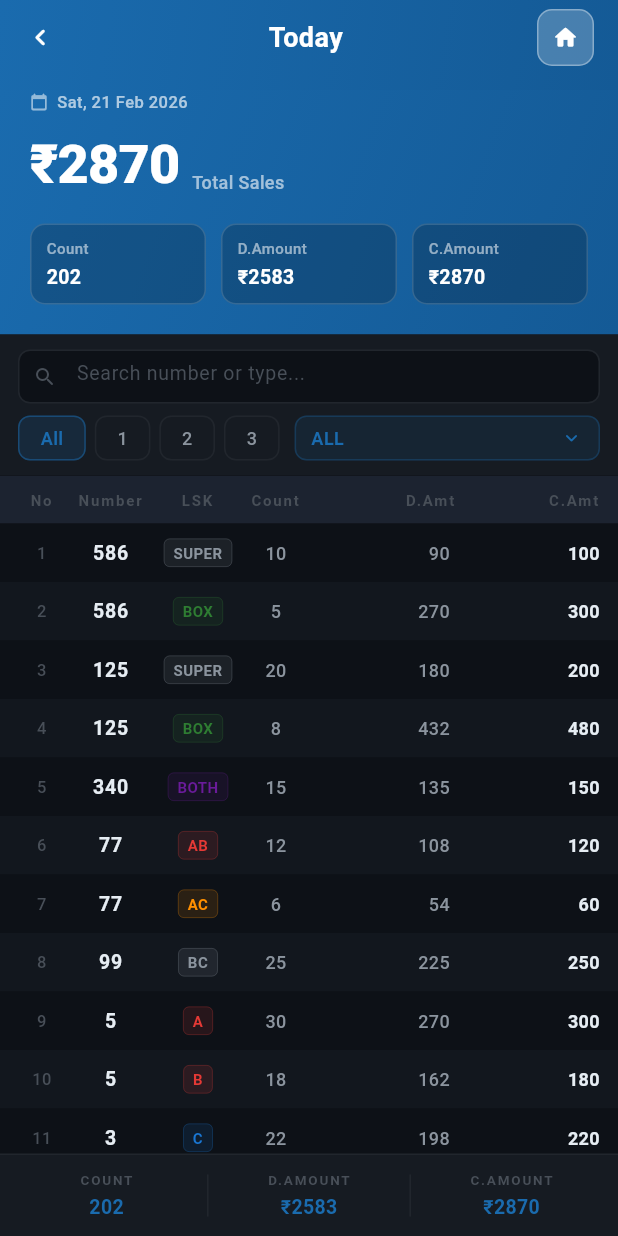
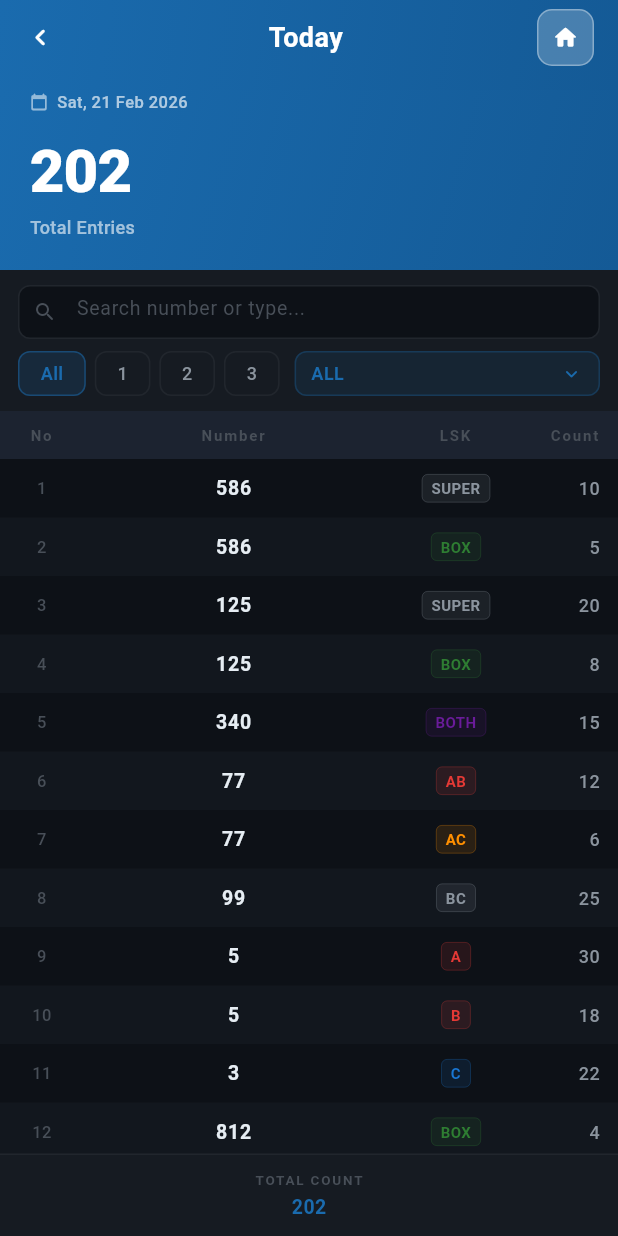
Before and after one commit to clevrf0x/flow_admin_mobile, a Flutter app: the TodayScreen screen opened directly with empty values, on a phone screen of 412 x 824 dp. Run offline on Flutter 3.47's test engine with Material 3 defaults, Android fonts, the phone set to English and light mode, and no system bars; our stand-ins replace go_router.

Commit message:
remove D.Amount and C.Amount from Today screen
Pricing is dealer-specific and will come from the backend.
- Remove dAmt/cAmt from _TodayEntry model and mock data
- Summary card now shows total entry count + date only
- Table columns: No | Number | LSK | Count (amounts removed)
- Footer shows only total count
- Removed unused _StatChip and _fmt helper

Co-Authored-By: Claude Opus 4.6 <noreply@anthropic.com>

```diff
--- a/lib/screens/today/today_screen.dart
+++ b/lib/screens/today/today_screen.dart
@@ -15,35 +15,31 @@ class _TodayEntry {
   final String number;
   final String lsk;
   final int count;
-  final double dAmt;
-  final double cAmt;
 
   const _TodayEntry({
     required this.no,
     required this.number,
     required this.lsk,
     required this.count,
-    required this.dAmt,
-    required this.cAmt,
   });
 }
 
 const List<_TodayEntry> _kMockEntries = [
-  _TodayEntry(no: 1,  number: '586', lsk: 'SUPER', count: 10,  dAmt: 90,   cAmt: 100),
-  _TodayEntry(no: 2,  number: '586', lsk: 'BOX',   count: 5,   dAmt: 270,  cAmt: 300),
-  _TodayEntry(no: 3,  number: '125', lsk: 'SUPER', count: 20,  dAmt: 180,  cAmt: 200),
-  _TodayEntry(no: 4,  number: '125', lsk: 'BOX',   count: 8,   dAmt: 432,  cAmt: 480),
-  _TodayEntry(no: 5,  number: '340', lsk: 'BOTH',  count: 15,  dAmt: 135,  cAmt: 150),
-  _TodayEntry(no: 6,  number: '77',  lsk: 'AB',    count: 12,  dAmt: 108,  cAmt: 120),
-  _TodayEntry(no: 7,  number: '77',  lsk: 'AC',    count: 6,   dAmt: 54,   cAmt: 60),
-  _TodayEntry(no: 8,  number: '99',  lsk: 'BC',    count: 25,  dAmt: 225,  cAmt: 250),
-  _TodayEntry(no: 9,  number: '5',   lsk: 'A',     count: 30,  dAmt: 270,  cAmt: 300),
-  _TodayEntry(no: 10, number: '5',   lsk: 'B',     count: 18,  dAmt: 162,  cAmt: 180),
-  _TodayEntry(no: 11, number: '3',   lsk: 'C',     count: 22,  dAmt: 198,  cAmt: 220),
-  _TodayEntry(no: 12, number: '812', lsk: 'BOX',   count: 4,   dAmt: 216,  cAmt: 240),
-  _TodayEntry(no: 13, number: '461', lsk: 'SUPER', count: 7,   dAmt: 63,   cAmt: 70),
-  _TodayEntry(no: 14, number: '23',  lsk: 'AB',    count: 9,   dAmt: 81,   cAmt: 90),
-  _TodayEntry(no: 15, number: '908', lsk: 'BOTH',  count: 11,  dAmt: 99,   cAmt: 110),
+  _TodayEntry(no: 1,  number: '586', lsk: 'SUPER', count: 10),
+  _TodayEntry(no: 2,  number: '586', lsk: 'BOX',   count: 5),
+  _TodayEntry(no: 3,  number: '125', lsk: 'SUPER', count: 20),
+  _TodayEntry(no: 4,  number: '125', lsk: 'BOX',   count: 8),
+  _TodayEntry(no: 5,  number: '340', lsk: 'BOTH',  count: 15),
+  _TodayEntry(no: 6,  number: '77',  lsk: 'AB',    count: 12),
+  _TodayEntry(no: 7,  number: '77',  lsk: 'AC',    count: 6),
+  _TodayEntry(no: 8,  number: '99',  lsk: 'BC',    count: 25),
+  _TodayEntry(no: 9,  number: '5',   lsk: 'A',     count: 30),
+  _TodayEntry(no: 10, number: '5',   lsk: 'B',     count: 18),
+  _TodayEntry(no: 11, number: '3',   lsk: 'C',     count: 22),
+  _TodayEntry(no: 12, number: '812', lsk: 'BOX',   count: 4),
+  _TodayEntry(no: 13, number: '461', lsk: 'SUPER', count: 7),
+  _TodayEntry(no: 14, number: '23',  lsk: 'AB',    count: 9),
+  _TodayEntry(no: 15, number: '908', lsk: 'BOTH',  count: 11),
 ];
 
 // ─────────────────────────────────────────────────────────────────────────────
@@ -108,22 +104,13 @@ class _TodayScreenState extends State<TodayScreen> {
     }).toList();
   }
 
-  double get _totalDAmount =>
-      _filteredEntries.fold(0, (sum, e) => sum + e.dAmt);
-  double get _totalCAmount =>
-      _filteredEntries.fold(0, (sum, e) => sum + e.cAmt);
   int get _totalCount =>
       _filteredEntries.fold(0, (sum, e) => sum + e.count);
 
   // Total for the summary header (uses all entries regardless of filter)
-  double get _grandTotalSales =>
-      _kMockEntries.fold(0, (sum, e) => sum + e.cAmt);
+  // TODO: Total sales amount comes from API (dealer-specific pricing)
   int get _grandTotalCount =>
       _kMockEntries.fold(0, (sum, e) => sum + e.count);
-  double get _grandTotalDAmount =>
-      _kMockEntries.fold(0, (sum, e) => sum + e.dAmt);
-  double get _grandTotalCAmount =>
-      _kMockEntries.fold(0, (sum, e) => sum + e.cAmt);
 
   Color _lskColor(String lsk) {
     switch (lsk.toUpperCase()) {
@@ -138,13 +125,6 @@ class _TodayScreenState extends State<TodayScreen> {
       case 'B':     return AppColors.lskB;
       default:      return AppColors.dashboardTextSub;
     }
-  }
-
-  String _formatAmount(double amt) {
-    if (amt == amt.truncateToDouble()) {
-      return amt.toInt().toString();
-    }
-    return amt.toStringAsFixed(2);
   }
 
   @override
@@ -176,10 +156,7 @@ class _TodayScreenState extends State<TodayScreen> {
           _SummaryCard(
             headerColors: headerColors,
             accentColor: accentColor,
-            totalSales: _grandTotalSales,
             totalCount: _grandTotalCount,
-            totalDAmount: _grandTotalDAmount,
-            totalCAmount: _grandTotalCAmount,
           ),
           // Filter bar
           _FilterBar(
@@ -201,8 +178,6 @@ class _TodayScreenState extends State<TodayScreen> {
           _FooterTotals(
             accentColor: accentColor,
             count: _totalCount,
-            dAmount: _totalDAmount,
-            cAmount: _totalCAmount,
           ),
         ],
       ),
@@ -252,11 +227,9 @@ class _TodayScreenState extends State<TodayScreen> {
             child: Row(
               children: [
                 _headerCell('No', 32, TextAlign.center),
-                _headerCell('Number', 60, TextAlign.center),
-                _headerCell('LSK', 56, TextAlign.center),
-                _headerCell('Count', 48, TextAlign.center),
-                _headerCell('D.Amt', 0, TextAlign.right, flex: true),
-                _headerCell('C.Amt', 0, TextAlign.right, flex: true),
+                _headerCell('Number', 0, TextAlign.center, flex: true),
+                _headerCell('LSK', 72, TextAlign.center),
+                _headerCell('Count', 60, TextAlign.right),
               ],
             ),
           ),
@@ -290,8 +263,7 @@ class _TodayScreenState extends State<TodayScreen> {
                       ),
                     ),
                     // Number
-                    SizedBox(
-                      width: 60,
+                    Expanded(
                       child: Text(
                         entry.number,
                         textAlign: TextAlign.center,
@@ -305,7 +277,7 @@ class _TodayScreenState extends State<TodayScreen> {
                     ),
                     // LSK
                     SizedBox(
-                      width: 56,
+                      width: 72,
                       child: Center(
                         child: Container(
                           padding: const EdgeInsets.symmetric(
@@ -333,39 +305,14 @@ class _TodayScreenState extends State<TodayScreen> {
                     ),
                     // Count
                     SizedBox(
-                      width: 48,
+                      width: 60,
                       child: Text(
                         '${entry.count}',
-                        textAlign: TextAlign.center,
-                        style: const TextStyle(
-                          color: AppColors.dashboardTextSub,
-                          fontSize: 12,
-                          fontWeight: FontWeight.w500,
-                        ),
-                      ),
-                    ),
-                    // D.Amt
-                    Expanded(
-                      child: Text(
-                        _formatAmount(entry.dAmt),
                         textAlign: TextAlign.right,
                         style: const TextStyle(
                           color: AppColors.dashboardTextSub,
                           fontSize: 12,
                           fontWeight: FontWeight.w500,
-                        ),
-                      ),
-                    ),
-                    const SizedBox(width: 8),
-                    // C.Amt
-                    Expanded(
-                      child: Text(
-                        _formatAmount(entry.cAmt),
-                        textAlign: TextAlign.right,
-                        style: const TextStyle(
-                          color: AppColors.dashboardTextPrim,
-                          fontSize: 12,
-                          fontWeight: FontWeight.w600,
                         ),
                       ),
                     ),
@@ -511,23 +458,13 @@ class _TodayHeader extends StatelessWidget {
 class _SummaryCard extends StatelessWidget {
   final List<Color> headerColors;
   final Color accentColor;
-  final double totalSales;
   final int totalCount;
-  final double totalDAmount;
-  final double totalCAmount;
 
   const _SummaryCard({
     required this.headerColors,
     required this.accentColor,
-    required this.totalSales,
     required this.totalCount,
-    required this.totalDAmount,
-    required this.totalCAmount,
   });
-
-  String _fmt(double v) => v == v.truncateToDouble()
-      ? v.toInt().toString()
-      : v.toStringAsFixed(2);
 
   @override
   Widget build(BuildContext context) {
@@ -547,6 +484,7 @@ class _SummaryCard extends StatelessWidget {
       ),
       padding: const EdgeInsets.fromLTRB(20, 0, 20, 20),
       child: Column(
+        crossAxisAlignment: CrossAxisAlignment.start,
         children: [
           // Date row
           Row(
@@ -565,119 +503,36 @@ class _SummaryCard extends StatelessWidget {
               ),
             ],
           ),
-          const SizedBox(height: 8),
-          // Total sales big number
-          Row(
-            crossAxisAlignment: CrossAxisAlignment.end,
-            children: [
+          const SizedBox(height: 10),
+          // Total count big number
           Text(
-                '₹${_fmt(totalSales)}',
+            '$totalCount',
             style: const TextStyle(
               color: Colors.white,
-                  fontSize: 36,
+              fontSize: 40,
               fontWeight: FontWeight.w800,
               letterSpacing: -0.5,
             ),
           ),
-              const SizedBox(width: 8),
-              Padding(
-                padding: const EdgeInsets.only(bottom: 5),
-                child: Text(
-                  'Total Sales',
+          Text(
+            'Total Entries',
             style: TextStyle(
               color: Colors.white.withOpacity(0.6),
               fontSize: 12,
               fontWeight: FontWeight.w500,
             ),
           ),
-              ),
-            ],
-          ),
-          const SizedBox(height: 14),
-          // Stat chips row
-          Row(
-            children: [
-              _StatChip(
-                label: 'Count',
-                value: '$totalCount',
-                accentColor: accentColor,
-              ),
-              const SizedBox(width: 10),
-              _StatChip(
-                label: 'D.Amount',
-                value: '₹${_fmt(totalDAmount)}',
-                accentColor: accentColor,
-              ),
-              const SizedBox(width: 10),
-              _StatChip(
-                label: 'C.Amount',
-                value: '₹${_fmt(totalCAmount)}',
-                accentColor: accentColor,
-              ),
-            ],
-          ),
         ],
       ),
     );
   }
 
-  String _weekday(int d) => ['Mon', 'Tue', 'Wed', 'Thu', 'Fri', 'Sat', 'Sun'][d - 1];
+  String _weekday(int d) =>
+      ['Mon', 'Tue', 'Wed', 'Thu', 'Fri', 'Sat', 'Sun'][d - 1];
   String _month(int m) => [
         'Jan', 'Feb', 'Mar', 'Apr', 'May', 'Jun',
         'Jul', 'Aug', 'Sep', 'Oct', 'Nov', 'Dec'
       ][m - 1];
-}
-
-class _StatChip extends StatelessWidget {
-  final String label;
-  final String value;
-  final Color accentColor;
-
-  const _StatChip({
-    required this.label,
-    required this.value,
-    required this.accentColor,
-  });
-
-  @override
-  Widget build(BuildContext context) {
-    return Expanded(
-      child: Container(
-        padding: const EdgeInsets.symmetric(horizontal: 10, vertical: 8),
-        decoration: BoxDecoration(
-          color: Colors.black.withOpacity(0.2),
-          borderRadius: BorderRadius.circular(10),
-          border: Border.all(
-            color: Colors.white.withOpacity(0.15),
-            width: 1,
-          ),
-        ),
-        child: Column(
-          crossAxisAlignment: CrossAxisAlignment.start,
-          children: [
-            Text(
-              label,
-              style: TextStyle(
-                color: Colors.white.withOpacity(0.55),
-                fontSize: 10,
-                fontWeight: FontWeight.w500,
-                letterSpacing: 0.3,
-              ),
-            ),
-            const SizedBox(height: 3),
-            Text(
-              value,
-              style: const TextStyle(
-                color: Colors.white,
-                fontSize: 13,
-                fontWeight: FontWeight.w700,
-              ),
-            ),
-          ],
-        ),
-      ),
-    );
-  }
 }
 
 // ─────────────────────────────────────────────────────────────────────────────
@@ -979,19 +834,11 @@ class _DigitTab extends StatelessWidget {
 class _FooterTotals extends StatelessWidget {
   final Color accentColor;
   final int count;
-  final double dAmount;
-  final double cAmount;
 
   const _FooterTotals({
     required this.accentColor,
     required this.count,
-    required this.dAmount,
-    required this.cAmount,
   });
-
-  String _fmt(double v) => v == v.truncateToDouble()
-      ? v.toInt().toString()
-      : v.toStringAsFixed(2);
 
   @override
   Widget build(BuildContext context) {
@@ -1009,29 +856,16 @@ class _FooterTotals extends StatelessWidget {
         MediaQuery.of(context).padding.bottom + 10,
       ),
       child: Row(
+        mainAxisAlignment: MainAxisAlignment.center,
         children: [
-          _FooterStat(label: 'COUNT', value: '$count', accentColor: accentColor),
-          _vDivider(),
           _FooterStat(
-              label: 'D.AMOUNT',
-              value: '₹${_fmt(dAmount)}',
-              accentColor: accentColor),
-          _vDivider(),
-          _FooterStat(
-              label: 'C.AMOUNT',
-              value: '₹${_fmt(cAmount)}',
+              label: 'TOTAL COUNT',
+              value: '$count',
               accentColor: accentColor),
         ],
       ),
     );
   }
-
-  Widget _vDivider() => Container(
-        width: 1,
-        height: 28,
-        margin: const EdgeInsets.symmetric(horizontal: 12),
-        color: AppColors.dashboardBorder,
-      );
 }
 
 class _FooterStat extends StatelessWidget {
```
Lines whose indentation alone changed are shown as unchanged.
